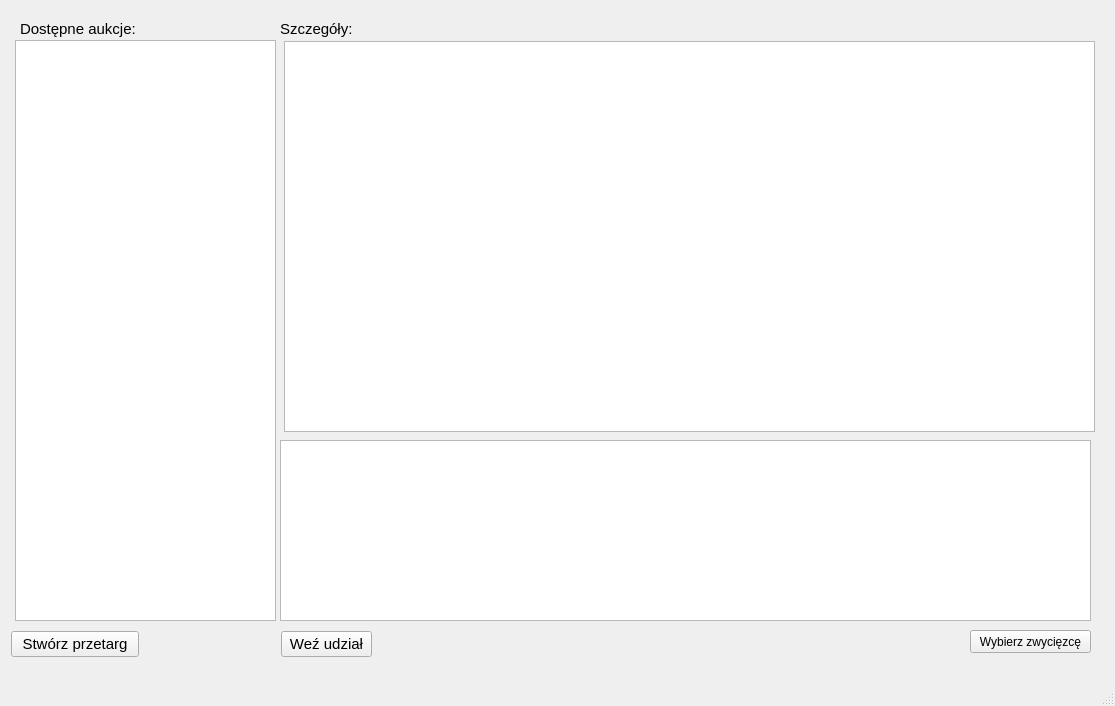
The window that klient/gui/oknoglowne.ui (dominikj/PKRY) describes before a commit, drawn with Qt 5.
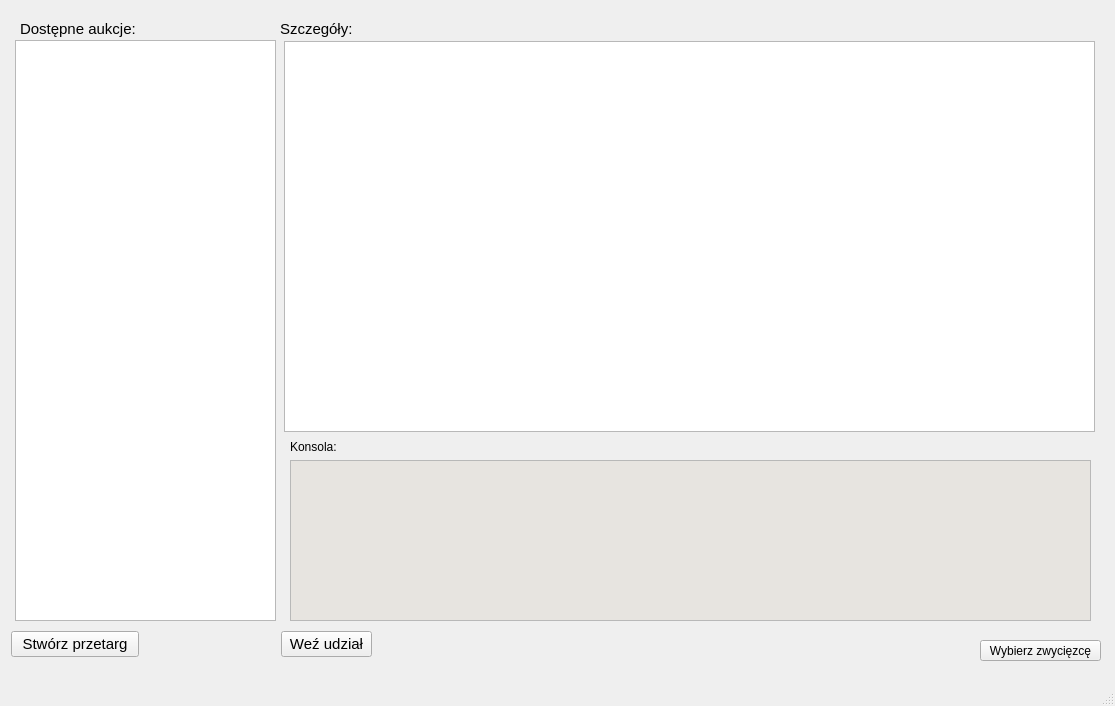
The same window after the commit.

Commit message: Zrobione te dwa issue i trochę poprawione oknoglowne.ui. W razie niemożności skompilowania też zrób to co mi radziłeś.

```diff
--- a/klient/gui/oknoglowne.ui
+++ b/klient/gui/oknoglowne.ui
@@ -120,25 +120,183 @@
    <widget class="QPushButton" name="pushButton_3">
     <property name="geometry">
      <rect>
-      <x>970</x>
-      <y>630</y>
+      <x>980</x>
+      <y>640</y>
       <width>121</width>
-      <height>23</height>
+      <height>21</height>
      </rect>
     </property>
     <property name="text">
      <string>Wybierz zwycięzcę</string>
     </property>
    </widget>
-   <widget class="QTextEdit" name="textEdit">
+   <widget class="QWidget" name="">
     <property name="geometry">
      <rect>
-      <x>280</x>
+      <x>290</x>
       <y>440</y>
-      <width>811</width>
+      <width>801</width>
       <height>181</height>
      </rect>
     </property>
+    <layout class="QVBoxLayout" name="verticalLayout">
+     <item>
+      <widget class="QLabel" name="label_3">
+       <property name="text">
+        <string>Konsola:</string>
+       </property>
+      </widget>
+     </item>
+     <item>
+      <widget class="QTextEdit" name="textEdit">
+       <property name="palette">
+        <palette>
+         <active>
+          <colorrole role="WindowText">
+           <brush brushstyle="SolidPattern">
+            <color alpha="255">
+             <red>86</red>
+             <green>86</green>
+             <blue>86</blue>
+            </color>
+           </brush>
+          </colorrole>
+          <colorrole role="Light">
+           <brush brushstyle="SolidPattern">
+            <color alpha="255">
+             <red>255</red>
+             <green>255</green>
+             <blue>255</blue>
+            </color>
+           </brush>
+          </colorrole>
+          <colorrole role="Text">
+           <brush brushstyle="SolidPattern">
+            <color alpha="255">
+             <red>95</red>
+             <green>95</green>
+             <blue>95</blue>
+            </color>
+           </brush>
+          </colorrole>
+          <colorrole role="Base">
+           <brush brushstyle="SolidPattern">
+            <color alpha="255">
+             <red>231</red>
+             <green>228</green>
+             <blue>224</blue>
+            </color>
+           </brush>
+          </colorrole>
+          <colorrole role="ToolTipText">
+           <brush brushstyle="SolidPattern">
+            <color alpha="255">
+             <red>68</red>
+             <green>68</green>
+             <blue>68</blue>
+            </color>
+           </brush>
+          </colorrole>
+         </active>
+         <inactive>
+          <colorrole role="WindowText">
+           <brush brushstyle="SolidPattern">
+            <color alpha="255">
+             <red>86</red>
+             <green>86</green>
+             <blue>86</blue>
+            </color>
+           </brush>
+          </colorrole>
+          <colorrole role="Light">
+           <brush brushstyle="SolidPattern">
+            <color alpha="255">
+             <red>255</red>
+             <green>255</green>
+             <blue>255</blue>
+            </color>
+           </brush>
+          </colorrole>
+          <colorrole role="Text">
+           <brush brushstyle="SolidPattern">
+            <color alpha="255">
+             <red>95</red>
+             <green>95</green>
+             <blue>95</blue>
+            </color>
+           </brush>
+          </colorrole>
+          <colorrole role="Base">
+           <brush brushstyle="SolidPattern">
+            <color alpha="255">
+             <red>231</red>
+             <green>228</green>
+             <blue>224</blue>
+            </color>
+           </brush>
+          </colorrole>
+          <colorrole role="ToolTipText">
+           <brush brushstyle="SolidPattern">
+            <color alpha="255">
+             <red>68</red>
+             <green>68</green>
+             <blue>68</blue>
+            </color>
+           </brush>
+          </colorrole>
+         </inactive>
+         <disabled>
+          <colorrole role="WindowText">
+           <brush brushstyle="SolidPattern">
+            <color alpha="255">
+             <red>190</red>
+             <green>190</green>
+             <blue>190</blue>
+            </color>
+           </brush>
+          </colorrole>
+          <colorrole role="Light">
+           <brush brushstyle="SolidPattern">
+            <color alpha="255">
+             <red>255</red>
+             <green>255</green>
+             <blue>255</blue>
+            </color>
+           </brush>
+          </colorrole>
+          <colorrole role="Text">
+           <brush brushstyle="SolidPattern">
+            <color alpha="255">
+             <red>190</red>
+             <green>190</green>
+             <blue>190</blue>
+            </color>
+           </brush>
+          </colorrole>
+          <colorrole role="Base">
+           <brush brushstyle="SolidPattern">
+            <color alpha="255">
+             <red>239</red>
+             <green>235</green>
+             <blue>231</blue>
+            </color>
+           </brush>
+          </colorrole>
+          <colorrole role="ToolTipText">
+           <brush brushstyle="SolidPattern">
+            <color alpha="255">
+             <red>68</red>
+             <green>68</green>
+             <blue>68</blue>
+            </color>
+           </brush>
+          </colorrole>
+         </disabled>
+        </palette>
+       </property>
+      </widget>
+     </item>
+    </layout>
    </widget>
   </widget>
   <widget class="QMenuBar" name="menubar">
```
The commit also changes 8 other files.
